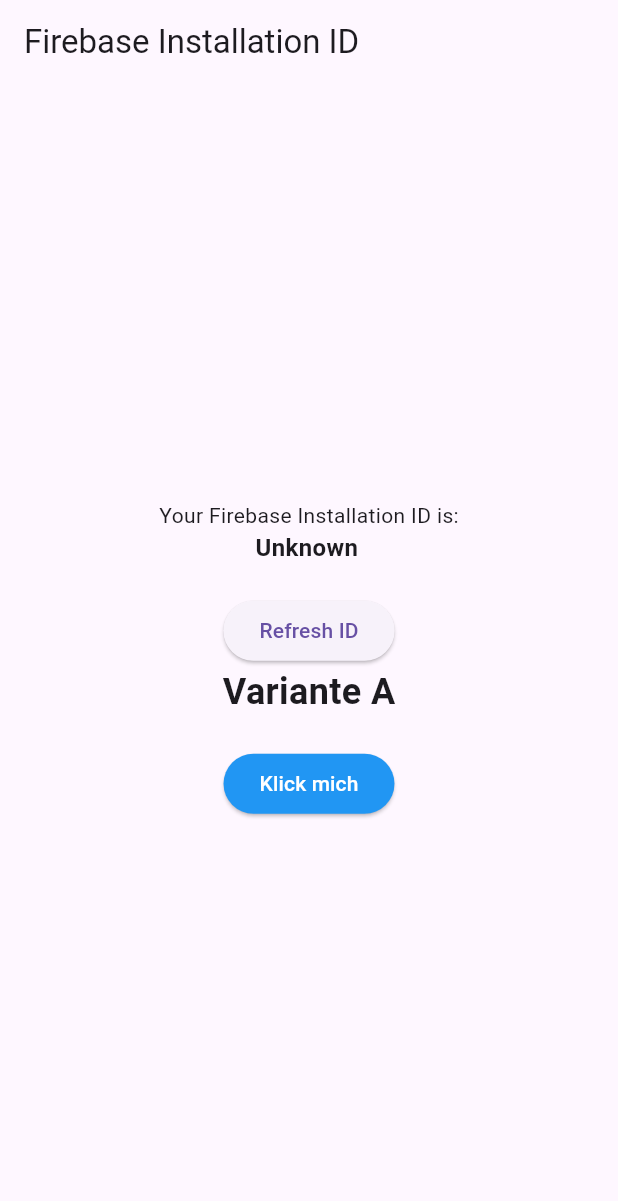
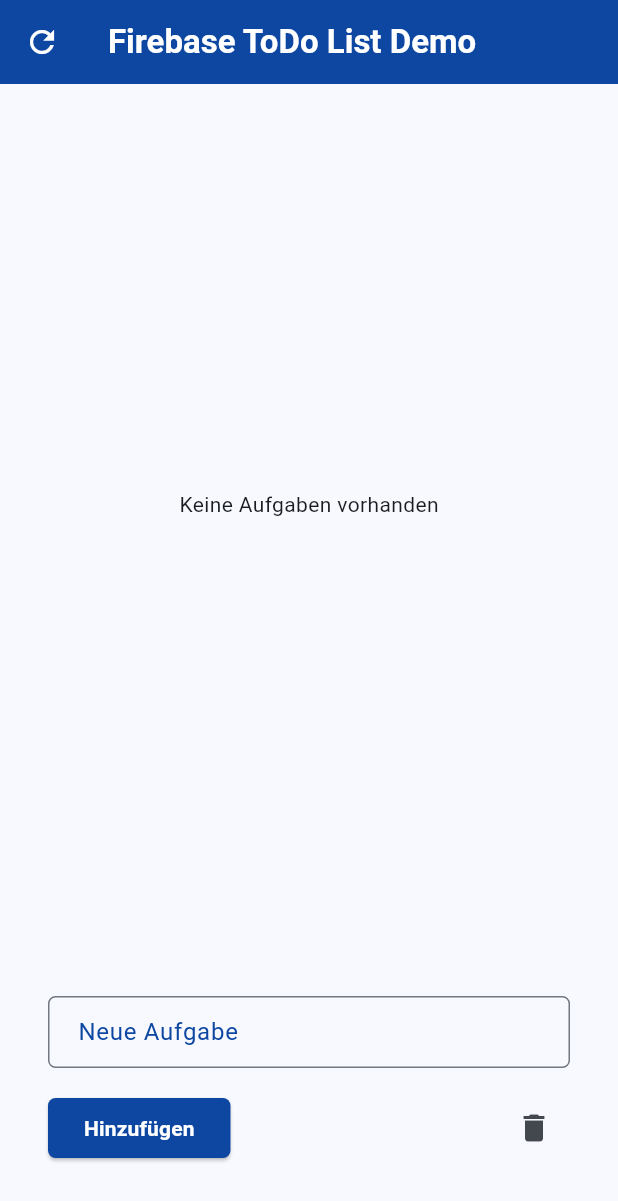
Before and after one commit to serious-shift/doABle_AB_Testing, a Flutter app: the screen it shows after launch, on a phone screen of 412 x 824 dp. Shown: the top 1201 px of the screen. Run offline on Flutter 3.47's test engine with Material 3 defaults, Android fonts, the phone set to English and light mode, and no system bars; our stand-ins replace firebase_core, firebase_remote_config; missing offline and left inert: firebase_app_installations; accounts and stored records are empty.

Commit message:
Initialized Todo App

```diff
--- a/doable_ab_testing/lib/main.dart
+++ b/doable_ab_testing/lib/main.dart
@@ -1,143 +1,42 @@
-import 'package:firebase_analytics/firebase_analytics.dart';
 import 'package:firebase_app_installations/firebase_app_installations.dart';
 import 'package:firebase_core/firebase_core.dart';
 import 'package:flutter/material.dart';
 
 import 'firebase_options.dart';
 import 'src/core/services/remote_config_service.dart';
+import 'src/features/home/screens/todo_list_screen.dart';
 
 void main() async {
   WidgetsFlutterBinding.ensureInitialized();
 
   await Firebase.initializeApp(options: DefaultFirebaseOptions.currentPlatform);
 
+  try {
+    String id = await FirebaseInstallations.instance.getId();
+    print("--------------------------------------------------");
+    print("MEINE TEST ID: $id");
+    print("--------------------------------------------------");
+  } catch (e) {
+    print("Error fetching Firebase Installation ID: $e");
+  }
+
   await RemoteConfigService().initialize();
   runApp(MyApp());
 }
 
-class MyApp extends StatefulWidget {
-  @override
-  _MyAppState createState() => _MyAppState();
-}
-
-class _MyAppState extends State<MyApp> {
-  String _installationId = 'Fetching...';
-
-  @override
-  void initState() {
-    super.initState();
-    _getFirebaseInstallationId();
-  }
-
-  Future<void> _getFirebaseInstallationId() async {
-    try {
-      final String? installationId = await FirebaseInstallations.instance
-          .getId();
-      setState(() {
-        _installationId = installationId ?? 'Unknown';
-      });
-      print('Firebase Installation ID: $_installationId');
-    } catch (e) {
-      setState(() {
-        _installationId = 'error: $e';
-      });
-      print('error fetching Installation ID: $e');
-    }
-  }
+class MyApp extends StatelessWidget {
+  const MyApp({super.key});
 
   @override
   Widget build(BuildContext context) {
-    final bool isVariantB = RemoteConfigService().showNewFeature;
-
     return MaterialApp(
-      home: Scaffold(
-        appBar: AppBar(title: const Text('Firebase Installation ID')),
-        body: Center(
-          child: Column(
-            mainAxisAlignment: MainAxisAlignment.center,
-            children: [
-              Text('Your Firebase Installation ID is:'),
-              SelectableText(
-                _installationId,
-                style: TextStyle(fontSize: 16, fontWeight: FontWeight.bold),
-              ),
-              SizedBox(height: 20),
-              ElevatedButton(
-                onPressed: _getFirebaseInstallationId,
-                child: Text('Refresh ID'),
-              ),
-              Text(
-                isVariantB ? "Variante B" : "Variante A",
-                style: const TextStyle(
-                  fontSize: 24,
-                  fontWeight: FontWeight.bold,
-                ),
-              ),
-              const SizedBox(height: 20),
-              ElevatedButton(
-                style: ElevatedButton.styleFrom(
-                  backgroundColor: isVariantB ? Colors.red : Colors.blue,
-                ),
-                onPressed: () async {
-                  print('Button clicked!');
-                  await FirebaseAnalytics.instance.logEvent(
-                    name: 'test_action_clicked',
-                    parameters: {'variant': isVariantB ? 'B' : 'A'},
-                  );
-                  print(
-                    "Event sent. Button clicked in variant ${isVariantB ? 'B' : 'A'}!",
-                  );
-                },
-                child: const Text(
-                  'Klick mich',
-                  style: TextStyle(color: Colors.white),
-                ),
-              ),
-            ],
-          ),
-        ),
+      title: 'Firebase ToDo List Demo',
+      debugShowCheckedModeBanner: false,
+      theme: ThemeData(
+        useMaterial3: true,
+        colorScheme: ColorScheme.fromSeed(seedColor: Colors.blue),
       ),
+      home: const TodoListScreen(),
     );
   }
 }
-
-class TestScreen extends StatelessWidget {
-  const TestScreen({super.key});
-
-  @override
-  Widget build(BuildContext context) {
-    final bool isVariantB = RemoteConfigService().showNewFeature;
-
-    return Scaffold(
-      appBar: AppBar(title: const Text('A/B Test Demo')),
-      body: Center(
-        child: Column(
-          mainAxisAlignment: MainAxisAlignment.center,
-          children: [
-            Text(
-              isVariantB ? "Variante B" : "Variante A",
-              style: const TextStyle(fontSize: 24, fontWeight: FontWeight.bold),
-            ),
-            const SizedBox(height: 20),
-            ElevatedButton(
-              style: ElevatedButton.styleFrom(
-                backgroundColor: isVariantB ? Colors.red : Colors.blue,
-              ),
-              onPressed: () {
-                FirebaseAnalytics.instance.logEvent(
-                  name: 'test_action_clicked',
-                  parameters: {'variant': isVariantB ? 'B' : 'A'},
-                );
-                print("Button clicked in variant ${isVariantB ? 'B' : 'A'}!");
-              },
-              child: const Text(
-                'Klick mich',
-                style: TextStyle(color: Colors.white),
-              ),
-            ),
-          ],
-        ),
-      ),
-    );
-  }
-}
--- a/doable_ab_testing/lib/src/core/services/remote_config_service.dart
+++ b/doable_ab_testing/lib/src/core/services/remote_config_service.dart
@@ -10,10 +10,7 @@
   Future<void> initialize() async {
     try {
       // Fallback if user is offline
-      await _remoteConfig.setDefaults({
-        'show_new_feature': false,
-        'promo_text': 'Willkommen!',
-      });
+      await _remoteConfig.setDefaults({'primary_color': '0xFF9C27B0'});
 
       // Fetch and activate remote config
       await _remoteConfig.setConfigSettings(
@@ -32,6 +29,11 @@
     }
   }
 
-  bool get showNewFeature => _remoteConfig.getBool('show_new_feature');
-  String get promoText => _remoteConfig.getString('promo_text');
+  Future<bool> fetchAndActivate() async {
+    bool updated = await _remoteConfig.fetchAndActivate();
+    print("Remote Config manually refreshed: $updated");
+    return updated;
+  }
+
+  String get primaryColorString => _remoteConfig.getString('primary_color');
 }
--- /dev/null
+++ b/doable_ab_testing/lib/src/features/home/screens/todo_list_screen.dart
@@ -0,0 +1,160 @@
+import 'package:doable_ab_testing/src/core/services/remote_config_service.dart';
+import 'package:flutter/material.dart';
+
+import '../../../widgets/todo_model.dart';
+
+class TodoListScreen extends StatefulWidget {
+  const TodoListScreen({super.key});
+
+  @override
+  State<TodoListScreen> createState() => _TodoListScreenState();
+}
+
+class _TodoListScreenState extends State<TodoListScreen> {
+  final List<Todo> _todos = [];
+  final TextEditingController _controller = TextEditingController();
+  final _remoteConfig = RemoteConfigService();
+
+  Color _getThemeColor(String colorName) {
+    switch (colorName) {
+      case 'purple':
+        return Color(0xFF9C27B0);
+      case 'deep_purple':
+        return Color(0xFF673AB7);
+      case 'blue':
+      default:
+        return Color(0xFF0D47A1);
+    }
+  }
+
+  void _addTodo() {
+    if (_controller.text.isEmpty) return;
+
+    setState(() {
+      _todos.add(Todo(id: DateTime.now().toString(), title: _controller.text));
+    });
+
+    _controller.clear();
+  }
+
+  void _toggleTodo(int index) {
+    setState(() {
+      _todos[index].isDone = !_todos[index].isDone;
+    });
+  }
+
+  void _clearAll() {
+    setState(() {
+      _todos.removeWhere((todo) => todo.isDone);
+    });
+  }
+
+  @override
+  Widget build(BuildContext context) {
+    final String colorString = _remoteConfig.primaryColorString;
+    final Color primaryColor = _getThemeColor(colorString);
+
+    return Scaffold(
+      appBar: AppBar(
+        title: const Text(
+          "Firebase ToDo List Demo",
+          style: TextStyle(color: Colors.white, fontWeight: FontWeight.bold),
+        ),
+        backgroundColor: primaryColor,
+        leading: IconButton(
+          onPressed: () async {
+            await RemoteConfigService().fetchAndActivate();
+            setState(() {});
+            if (context.mounted) {
+              ScaffoldMessenger.of(
+                context,
+              ).showSnackBar(const SnackBar(content: Text("Actimelisiert!")));
+            }
+          },
+          icon: Icon(Icons.refresh, color: Colors.white),
+        ),
+      ),
+      body: Column(
+        children: [
+          Expanded(
+            child: _todos.isEmpty
+                ? const Center(child: Text("Keine Aufgaben vorhanden"))
+                : ListView.builder(
+                    itemCount: _todos.length,
+                    itemBuilder: (ctx, index) {
+                      final todo = _todos[index];
+                      return ListTile(
+                        leading: Checkbox(
+                          value: todo.isDone,
+                          onChanged: (_) => _toggleTodo(index),
+                          activeColor: primaryColor,
+                        ),
+                        title: Text(
+                          todo.title,
+                          style: TextStyle(
+                            decoration: todo.isDone
+                                ? TextDecoration.lineThrough
+                                : null,
+                            color: todo.isDone ? Colors.grey : Colors.black,
+                            fontSize: 16,
+                            fontWeight: FontWeight.w500,
+                          ),
+                        ),
+                      );
+                    },
+                  ),
+          ),
+          Padding(
+            padding: const EdgeInsets.symmetric(vertical: 48.0, horizontal: 32),
+            child: Column(
+              children: [
+                TextField(
+                  controller: _controller,
+                  decoration: InputDecoration(
+                    labelText: "Neue Aufgabe",
+                    contentPadding: EdgeInsets.symmetric(horizontal: 16),
+                    border: OutlineInputBorder(
+                      borderRadius: BorderRadius.all(Radius.circular(5)),
+                    ),
+                    labelStyle: TextStyle(
+                      color: primaryColor,
+                      fontWeight: FontWeight.w400,
+                    ),
+                    focusedBorder: OutlineInputBorder(
+                      borderSide: BorderSide(color: primaryColor, width: 2),
+                    ),
+                  ),
+                ),
+                SizedBox(height: 16),
+                Row(
+                  mainAxisAlignment: MainAxisAlignment.spaceBetween,
+                  children: [
+                    ElevatedButton(
+                      onPressed: _addTodo,
+                      style: ButtonStyle(
+                        backgroundColor: WidgetStatePropertyAll(primaryColor),
+                        shape: WidgetStatePropertyAll(
+                          RoundedRectangleBorder(
+                            borderRadius: BorderRadius.circular(5),
+                          ),
+                        ),
+                      ),
+                      child: const Text(
+                        "Hinzufügen",
+                        style: TextStyle(
+                          color: Colors.white,
+                          fontWeight: FontWeight.bold,
+                        ),
+                      ),
+                    ),
+                    IconButton(onPressed: _clearAll, icon: Icon(Icons.delete)),
+                  ],
+                ),
+              ],
+            ),
+          ),
+        ],
+      ),
+    );
+  }
+}
--- /dev/null
+++ b/doable_ab_testing/lib/src/widgets/todo_model.dart
@@ -0,0 +1,7 @@
+class Todo {
+  final String id;
+  final String title;
+  bool isDone;
+
+  Todo({required this.id, required this.title, this.isDone = false});
+}
```
Also changed, not shown: doable_ab_testing/lib/src/features/home/screens/home_screen.dart (deleted, +0 -16 lines).
